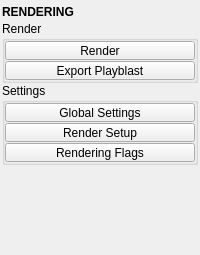
m3trik/tentacle, file tentacle/ui/rendering.ui: the form before one commit.
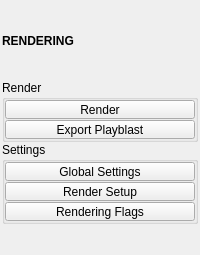
The form after the commit. Custom widgets are drawn as their Qt base class.

```diff
--- a/tentacle/ui/rendering.ui
+++ b/tentacle/ui/rendering.ui
@@ -71,6 +71,12 @@
       </item>
       <item>
        <widget class="CollapsableGroup" name="groupBox_2">
+        <property name="sizePolicy">
+         <sizepolicy hsizetype="Preferred" vsizetype="Fixed">
+          <horstretch>0</horstretch>
+          <verstretch>0</verstretch>
+         </sizepolicy>
+        </property>
         <property name="title">
          <string>Render</string>
         </property>
@@ -139,6 +145,12 @@
       </item>
       <item>
        <widget class="CollapsableGroup" name="groupBox_3">
+        <property name="sizePolicy">
+         <sizepolicy hsizetype="Preferred" vsizetype="Fixed">
+          <horstretch>0</horstretch>
+          <verstretch>0</verstretch>
+         </sizepolicy>
+        </property>
         <property name="title">
          <string>Settings</string>
         </property>
@@ -238,6 +250,9 @@
         <property name="orientation">
          <enum>Qt::Vertical</enum>
         </property>
+        <property name="sizeType">
+         <enum>QSizePolicy::Fixed</enum>
+        </property>
         <property name="sizeHint" stdset="0">
          <size>
           <width>0</width>
```
